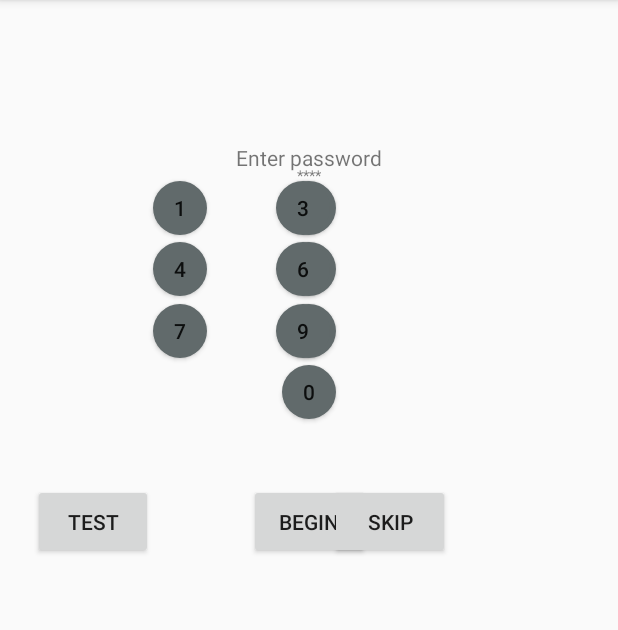
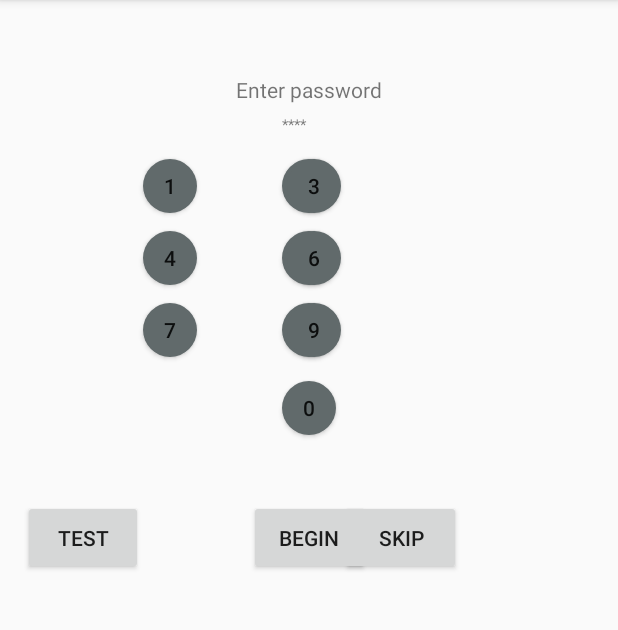
Before and after one commit to yuezhao92/HCI-Android-Unlocking, an Android app: the screen it shows after launch (MyActivity), on a phone screen of 412 x 824 dp, the part 84-714 px from its top. Run offline under Robolectric (Android 15) with nearby library versions, the phone set to English and light mode, and no system bars.

Commit message:
update Overall

```diff
--- a/Unlock-Overall/app/src/main/java/com/example/weiweili/gridunlock/DisplayMessageActivity.java
+++ b/Unlock-Overall/app/src/main/java/com/example/weiweili/gridunlock/DisplayMessageActivity.java
@@ -47,6 +47,7 @@ public class DisplayMessageActivity extends AppCompatActivity {
         String message = intent.getStringExtra(MyActivity.EXTRA_MESSAGE);
         TextView textView = new TextView(this);
         textView.setTextSize(10);
+//        textView.set
         textView.setText(message);
 
         RelativeLayout layout = (RelativeLayout) findViewById(R.id.content);
--- a/Unlock-Overall/app/src/main/java/com/example/weiweili/gridunlock/DisplaySmallTen.java
+++ b/Unlock-Overall/app/src/main/java/com/example/weiweili/gridunlock/DisplaySmallTen.java
@@ -31,7 +31,7 @@ public class DisplaySmallTen extends AppCompatActivity {
 
     public void next(View view){
 
-        Intent intent = new Intent(this, MyActivity.class);
+        Intent intent = new Intent(this, SmallSix.class);
         startActivity(intent);
 
     }
--- a/Unlock-Overall/app/src/main/res/layout/content_my.xml
+++ b/Unlock-Overall/app/src/main/res/layout/content_my.xml
@@ -30,7 +30,7 @@
             android:id="@+id/button2"
             android:onClick="sendMessage"
             android:layout_centerHorizontal="true"
-            android:layout_marginTop="120.5dp"
+            android:layout_marginTop="106dp"
             android:background="@drawable/roundbutton"/>
 
         <Button
@@ -59,7 +59,7 @@
             android:text="5"
             android:id="@+id/button5"
             android:onClick="sendMessage"
-            android:layout_marginTop="161.5dp"
+            android:layout_marginTop="154dp"
             android:layout_centerHorizontal="true"
             android:background="@drawable/roundbutton"/>
 
@@ -80,7 +80,7 @@
             android:text="7"
             android:id="@+id/button7"
             android:onClick="sendMessage"
-            android:layout_marginLeft="102dp"
+            android:layout_marginLeft="95dp"
             android:layout_alignBottom="@+id/button8"
             android:background="@drawable/roundbutton"/>
 
@@ -92,7 +92,7 @@
             android:onClick="sendMessage"
             android:layout_centerHorizontal="true"
             android:background="@drawable/roundbutton"
-            android:layout_marginTop="202.5dp" />
+            android:layout_marginTop="202dp" />
 
         <Button
             android:layout_width="36dp"
@@ -101,7 +101,7 @@
             android:id="@+id/button9"
             android:onClick="sendMessage"
             android:background="@drawable/roundbutton"
-            android:layout_marginLeft="184dp"
+            android:layout_marginLeft="191dp"
             android:layout_alignBottom="@+id/button8" />
 
         <Button
@@ -110,17 +110,18 @@
             android:text="0"
             android:id="@+id/button0"
             android:layout_centerHorizontal="true"
-            android:layout_marginTop="243.5dp"
+            android:layout_marginTop="254dp"
             android:background="@drawable/roundbutton"
             android:onClick="sendMessage" />
 
         <TextView
             android:layout_width="wrap_content"
             android:layout_height="wrap_content"
+            android:id="@+id/inputInstruct"
+            android:text="Enter password"
+            android:layout_below="@+id/display"
             android:layout_centerHorizontal="true"
-            android:layout_marginTop="@dimen/activity_vertical_margin"
-            android:id="@+id/inputInstruct"
-            android:text="Enter password"/>
+            android:clickable="true" />
 
         <TextView
             android:layout_width="80dp"
@@ -130,13 +131,14 @@
             android:id="@+id/display" />
 
         <TextView
-            android:layout_width="wrap_content"
-            android:layout_height="wrap_content"
-            android:layout_centerHorizontal="true"
-            android:layout_marginTop="@dimen/display_margin"
+            android:layout_width="100dp"
+            android:layout_height="30dp"
             android:id="@+id/number"
             android:textSize="10dp"
-            android:text="****"/>
+            android:text="****"
+            android:layout_above="@+id/button3"
+            android:layout_alignLeft="@+id/button2"
+            android:layout_alignStart="@+id/button2" />
 
         <Button
             android:layout_width="80dp"
```
